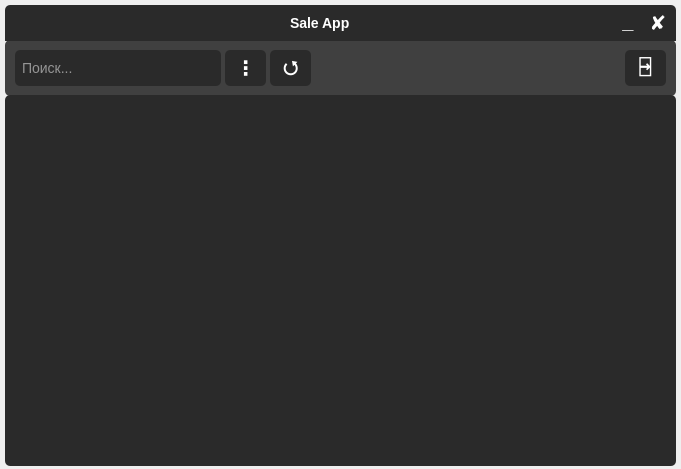
Qt form mainwindow/mainwindow.ui (b0shka/selling_apps) before a commit.
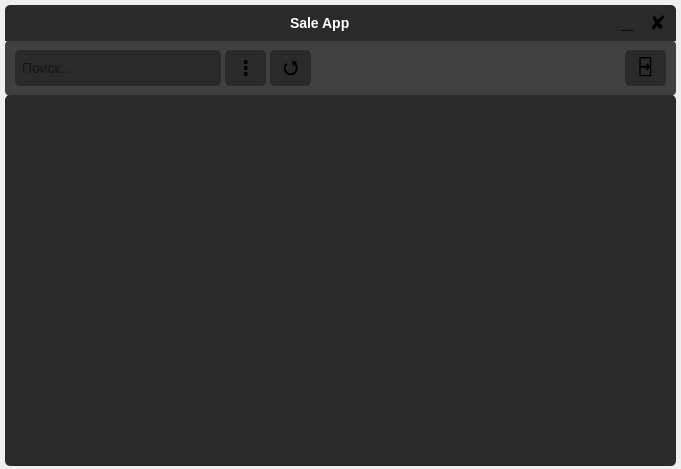
The same form after that commit.

Diff of the .ui file:
```diff
--- a/mainwindow/mainwindow.ui
+++ b/mainwindow/mainwindow.ui
@@ -105,8 +105,6 @@
       </property>
       <property name="styleSheet">
        <string notr="true">padding:2px 5px;
-height: 28px;
-color: white;
 background-color: #2a2a2a;
 border-radius: 5px;
 border: none;
@@ -142,8 +140,6 @@
        <string notr="true">QPushButton {
 	padding-bottom: 3px;
 	font-size: 20px;
-	height: 28px;
-	color: white;
 	background-color: #2a2a2a;
 	border-radius: 5px;
 }
@@ -174,10 +170,7 @@
       </property>
       <property name="styleSheet">
        <string notr="true">QPushButton {
-	padding: 2px;
 	font-size: 20px;
-	height: 28px;
-	color: white;
 	background-color: #2a2a2a;
 	border-radius: 5px;
 }
@@ -210,8 +203,6 @@
        <string notr="true">QPushButton {
 	padding-top: 4px;
 	font-size: 18px;
-	height: 28px;
-	color: white;
 	background-color: #2a2a2a;
 	border-radius: 5px;
 }
@@ -296,8 +287,6 @@
       <property name="styleSheet">
        <string notr="true">QPushButton {
 	font-size: 20px;
-	height: 28px;
-	color: white;
 	background-color: #2a2a2a;
 	border-radius: 5px;
 }
@@ -330,7 +319,6 @@
        <string notr="true">QPushButton {
 	padding-bottom: 4px;
 	font-size: 20px;
-	color: white;
 	background-color: #2a2a2a;
 	border-radius: 5px;
 }
```
